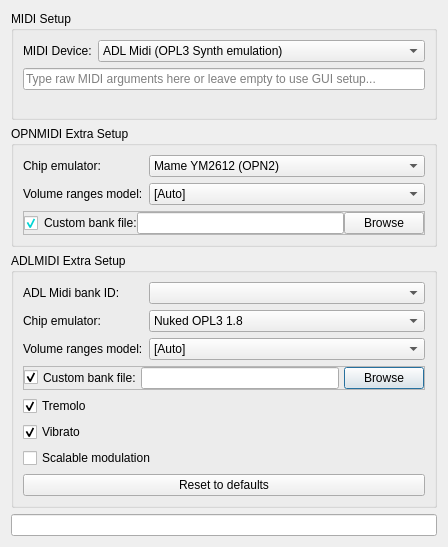
This is MusicPlayer/MainWindow/setup_midi.ui in WohlSoft/Moondust-Project as Qt 5 draws it before an edit. The edited form follows.
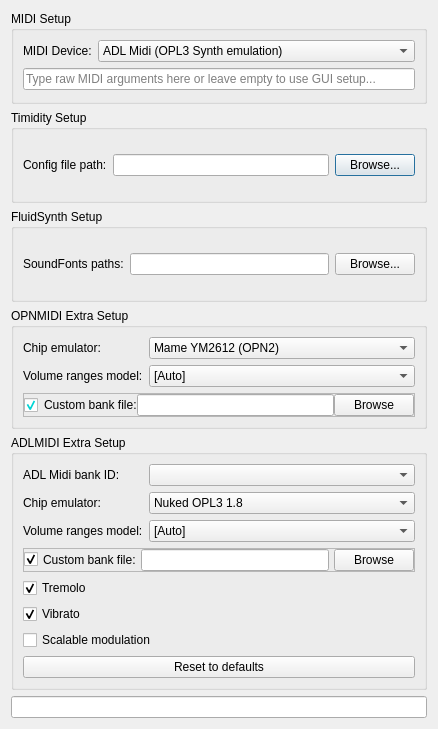
This is the edited form.

```diff
--- a/MusicPlayer/MainWindow/setup_midi.ui
+++ b/MusicPlayer/MainWindow/setup_midi.ui
@@ -6,15 +6,204 @@
    <rect>
     <x>0</x>
     <y>0</y>
-    <width>448</width>
-    <height>547</height>
+    <width>438</width>
+    <height>729</height>
    </rect>
   </property>
   <property name="windowTitle">
    <string>MIDI Setup</string>
   </property>
   <layout class="QGridLayout" name="gridLayout">
-   <item row="2" column="0">
+   <item row="1" column="0">
+    <widget class="QGroupBox" name="timidity_extra">
+     <property name="title">
+      <string>Timidity Setup</string>
+     </property>
+     <layout class="QGridLayout" name="gridLayout_2">
+      <item row="0" column="0">
+       <widget class="QLabel" name="timidityCfgPathLabel">
+        <property name="text">
+         <string>Config file path:</string>
+        </property>
+       </widget>
+      </item>
+      <item row="0" column="1">
+       <widget class="QLineEdit" name="timidityCfgPath"/>
+      </item>
+      <item row="0" column="2">
+       <widget class="QPushButton" name="timidityCfgPathBrowse">
+        <property name="text">
+         <string>Browse...</string>
+        </property>
+       </widget>
+      </item>
+     </layout>
+    </widget>
+   </item>
+   <item row="3" column="0">
+    <widget class="QGroupBox" name="opnmidi_extra">
+     <property name="title">
+      <string>OPNMIDI Extra Setup</string>
+     </property>
+     <layout class="QGridLayout" name="gridLayout_4" columnstretch="0,1000">
+      <item row="0" column="0">
+       <widget class="QLabel" name="adlEmulatorLabel_2">
+        <property name="text">
+         <string>Chip emulator:</string>
+        </property>
+       </widget>
+      </item>
+      <item row="1" column="0">
+       <widget class="QLabel" name="label_6">
+        <property name="text">
+         <string>Volume ranges model:</string>
+        </property>
+       </widget>
+      </item>
+      <item row="1" column="1">
+       <widget class="QComboBox" name="opnVolumeModel">
+        <item>
+         <property name="text">
+          <string>[Auto]</string>
+         </property>
+        </item>
+        <item>
+         <property name="text">
+          <string>Generic</string>
+         </property>
+        </item>
+        <item>
+         <property name="text">
+          <string>Native OPN2</string>
+         </property>
+        </item>
+        <item>
+         <property name="text">
+          <string>DMX</string>
+         </property>
+        </item>
+        <item>
+         <property name="text">
+          <string>Apogee</string>
+         </property>
+        </item>
+        <item>
+         <property name="text">
+          <string>9X</string>
+         </property>
+        </item>
+       </widget>
+      </item>
+      <item row="3" column="0" colspan="2">
+       <widget class="QFrame" name="frame">
+        <property name="minimumSize">
+         <size>
+          <width>0</width>
+          <height>24</height>
+         </size>
+        </property>
+        <property name="frameShape">
+         <enum>QFrame::StyledPanel</enum>
+        </property>
+        <property name="frameShadow">
+         <enum>QFrame::Raised</enum>
+        </property>
+        <layout class="QHBoxLayout" name="horizontalLayout">
+         <property name="spacing">
+          <number>0</number>
+         </property>
+         <property name="leftMargin">
+          <number>0</number>
+         </property>
+         <property name="topMargin">
+          <number>0</number>
+         </property>
+         <property name="rightMargin">
+          <number>0</number>
+         </property>
+         <property name="bottomMargin">
+          <number>0</number>
+         </property>
+         <item>
+          <widget class="QCheckBox" name="opn_use_custom">
+           <property name="toolTip">
+            <string>&lt;html&gt;&lt;head/&gt;&lt;body&gt;&lt;p&gt;Check this to use custom bank.&lt;/p&gt;&lt;p&gt;Uncheck this if you want to use default bank and keep custom bank field be filled.&lt;/p&gt;&lt;/body&gt;&lt;/html&gt;</string>
+           </property>
+           <property name="styleSheet">
+            <string notr="true">QCheckBox {
+	border-color: rgb(0, 170, 0);
+    border-width: 1px;
+	color: rgb(0, 255, 255);
+ }</string>
+           </property>
+           <property name="text">
+            <string/>
+           </property>
+           <property name="checked">
+            <bool>true</bool>
+           </property>
+          </widget>
+         </item>
+         <item>
+          <widget class="QLabel" name="label_10">
+           <property name="text">
+            <string>Custom bank file:</string>
+           </property>
+          </widget>
+         </item>
+         <item>
+          <widget class="QLineEdit" name="opn_bank"/>
+         </item>
+         <item>
+          <widget class="QPushButton" name="opn_bank_browse">
+           <property name="text">
+            <string>Browse</string>
+           </property>
+          </widget>
+         </item>
+        </layout>
+       </widget>
+      </item>
+      <item row="0" column="1">
+       <widget class="QComboBox" name="opnEmulator">
+        <item>
+         <property name="text">
+          <string>Mame YM2612 (OPN2)</string>
+         </property>
+        </item>
+        <item>
+         <property name="text">
+          <string>Nuked OPN2</string>
+         </property>
+        </item>
+        <item>
+         <property name="text">
+          <string>GENS 2.10 OPN2</string>
+         </property>
+        </item>
+        <item>
+         <property name="text">
+          <string>Neko Project II OPNA</string>
+         </property>
+        </item>
+        <item>
+         <property name="text">
+          <string>Mame YM2608 (OPNA)</string>
+         </property>
+        </item>
+       </widget>
+      </item>
+     </layout>
+    </widget>
+   </item>
+   <item row="6" column="0">
+    <widget class="QLineEdit" name="autoArguments">
+     <property name="readOnly">
+      <bool>true</bool>
+     </property>
+    </widget>
+   </item>
+   <item row="4" column="0">
     <widget class="QGroupBox" name="adlmidi_xtra">
      <property name="title">
       <string>ADLMIDI Extra Setup</string>
@@ -221,13 +410,6 @@
      </layout>
     </widget>
    </item>
-   <item row="3" column="0">
-    <widget class="QLineEdit" name="autoArguments">
-     <property name="readOnly">
-      <bool>true</bool>
-     </property>
-    </widget>
-   </item>
    <item row="0" column="0">
     <widget class="QGroupBox" name="midi_setup">
      <property name="title">
@@ -283,157 +465,27 @@
      </layout>
     </widget>
    </item>
-   <item row="1" column="0">
-    <widget class="QGroupBox" name="opnmidi_extra">
+   <item row="2" column="0">
+    <widget class="QGroupBox" name="groupBox">
      <property name="title">
-      <string>OPNMIDI Extra Setup</string>
+      <string>FluidSynth Setup</string>
      </property>
-     <layout class="QGridLayout" name="gridLayout_4" columnstretch="0,1000">
+     <layout class="QGridLayout" name="gridLayout_3">
       <item row="0" column="0">
-       <widget class="QLabel" name="adlEmulatorLabel_2">
+       <widget class="QLabel" name="label">
         <property name="text">
-         <string>Chip emulator:</string>
+         <string>SoundFonts paths:</string>
         </property>
        </widget>
       </item>
-      <item row="1" column="0">
-       <widget class="QLabel" name="label_6">
-        <property name="text">
-         <string>Volume ranges model:</string>
-        </property>
-       </widget>
-      </item>
-      <item row="1" column="1">
-       <widget class="QComboBox" name="opnVolumeModel">
-        <item>
-         <property name="text">
-          <string>[Auto]</string>
-         </property>
-        </item>
-        <item>
-         <property name="text">
-          <string>Generic</string>
-         </property>
-        </item>
-        <item>
-         <property name="text">
-          <string>Native OPN2</string>
-         </property>
-        </item>
-        <item>
-         <property name="text">
-          <string>DMX</string>
-         </property>
-        </item>
-        <item>
-         <property name="text">
-          <string>Apogee</string>
-         </property>
-        </item>
-        <item>
-         <property name="text">
-          <string>9X</string>
-         </property>
-        </item>
-       </widget>
-      </item>
-      <item row="3" column="0" colspan="2">
-       <widget class="QFrame" name="frame">
-        <property name="minimumSize">
-         <size>
-          <width>0</width>
-          <height>24</height>
-         </size>
-        </property>
-        <property name="frameShape">
-         <enum>QFrame::StyledPanel</enum>
-        </property>
-        <property name="frameShadow">
-         <enum>QFrame::Raised</enum>
-        </property>
-        <layout class="QHBoxLayout" name="horizontalLayout">
-         <property name="spacing">
-          <number>0</number>
-         </property>
-         <property name="leftMargin">
-          <number>0</number>
-         </property>
-         <property name="topMargin">
-          <number>0</number>
-         </property>
-         <property name="rightMargin">
-          <number>0</number>
-         </property>
-         <property name="bottomMargin">
-          <number>0</number>
-         </property>
-         <item>
-          <widget class="QCheckBox" name="opn_use_custom">
-           <property name="toolTip">
-            <string>&lt;html&gt;&lt;head/&gt;&lt;body&gt;&lt;p&gt;Check this to use custom bank.&lt;/p&gt;&lt;p&gt;Uncheck this if you want to use default bank and keep custom bank field be filled.&lt;/p&gt;&lt;/body&gt;&lt;/html&gt;</string>
-           </property>
-           <property name="styleSheet">
-            <string notr="true">QCheckBox {
-	border-color: rgb(0, 170, 0);
-    border-width: 1px;
-	color: rgb(0, 255, 255);
- }</string>
-           </property>
-           <property name="text">
-            <string/>
-           </property>
-           <property name="checked">
-            <bool>true</bool>
-           </property>
-          </widget>
-         </item>
-         <item>
-          <widget class="QLabel" name="label_10">
-           <property name="text">
-            <string>Custom bank file:</string>
-           </property>
-          </widget>
-         </item>
-         <item>
-          <widget class="QLineEdit" name="opn_bank"/>
-         </item>
-         <item>
-          <widget class="QPushButton" name="opn_bank_browse">
-           <property name="text">
-            <string>Browse</string>
-           </property>
-          </widget>
-         </item>
-        </layout>
-       </widget>
-      </item>
       <item row="0" column="1">
-       <widget class="QComboBox" name="opnEmulator">
-        <item>
-         <property name="text">
-          <string>Mame YM2612 (OPN2)</string>
-         </property>
-        </item>
-        <item>
-         <property name="text">
-          <string>Nuked OPN2</string>
-         </property>
-        </item>
-        <item>
-         <property name="text">
-          <string>GENS 2.10 OPN2</string>
-         </property>
-        </item>
-        <item>
-         <property name="text">
-          <string>Neko Project II OPNA</string>
-         </property>
-        </item>
-        <item>
-         <property name="text">
-          <string>Mame YM2608 (OPNA)</string>
-         </property>
-        </item>
+       <widget class="QLineEdit" name="fluidSynthSF2Paths"/>
+      </item>
+      <item row="0" column="2">
+       <widget class="QPushButton" name="fluidSynthSF2PathsBrowse">
+        <property name="text">
+         <string>Browse...</string>
+        </property>
        </widget>
       </item>
      </layout>
```
